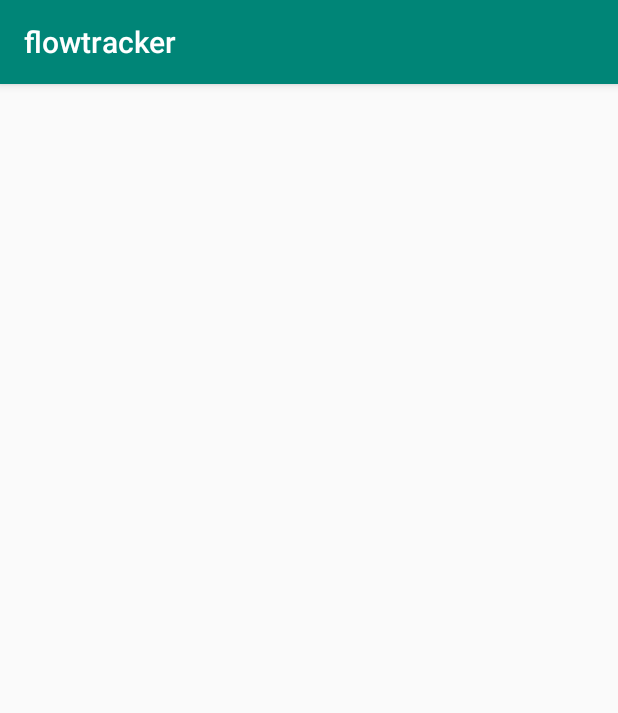
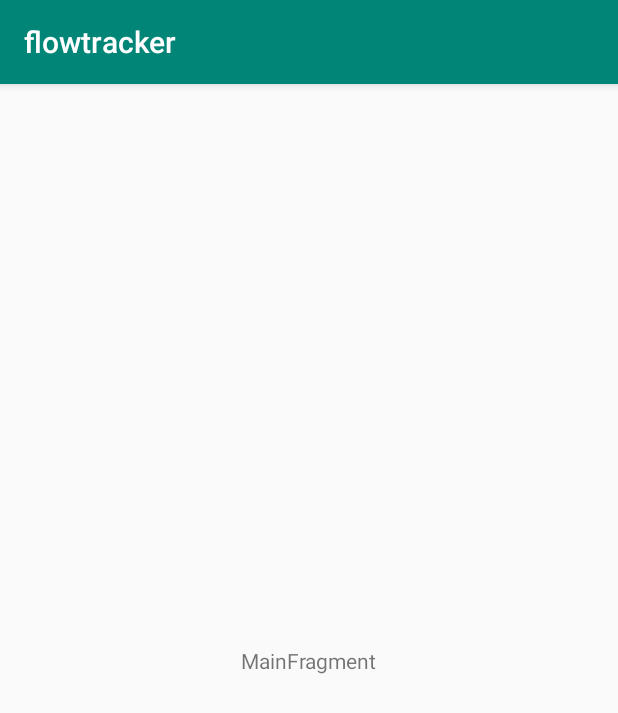
Before and after one commit to spkdroid/FlowTracker, an Android app: the screen it shows after launch (MainActivity), on a phone screen of 412 x 824 dp. Shown: the top 713 px of the screen. Run offline under Robolectric (Android 15) with nearby library versions, the phone set to English and light mode, and no system bars.

```diff
--- a/app/src/main/java/ca/rovbot/flowtracker/MainActivity.kt
+++ b/app/src/main/java/ca/rovbot/flowtracker/MainActivity.kt
@@ -16,11 +16,6 @@ class MainActivity : AppCompatActivity() {
         navHost = supportFragmentManager
             .findFragmentById(R.id.navHost) as NavHostFragment
 
-        if (savedInstanceState == null) {
-            supportFragmentManager.beginTransaction()
-                .replace(R.id.container, MainFragment.newInstance())
-                .commitNow()
-        }
     }
 
     override fun onSupportNavigateUp(): Boolean {
--- a/app/src/main/res/navigation/nav_main.xml
+++ b/app/src/main/res/navigation/nav_main.xml
@@ -1,6 +1,9 @@
 <?xml version="1.0" encoding="utf-8"?>
 <navigation xmlns:android="http://schemas.android.com/apk/res/android"
             xmlns:app="http://schemas.android.com/apk/res-auto"
-            android:id="@+id/nav_main">
+            xmlns:tools="http://schemas.android.com/tools" android:id="@+id/nav_main"
+            app:startDestination="@id/mainFragment">
 
+    <fragment android:id="@+id/mainFragment" android:name="ca.rovbot.flowtracker.ui.main.MainFragment"
+              android:label="main_fragment" tools:layout="@layout/main_fragment"/>
 </navigation>
```
